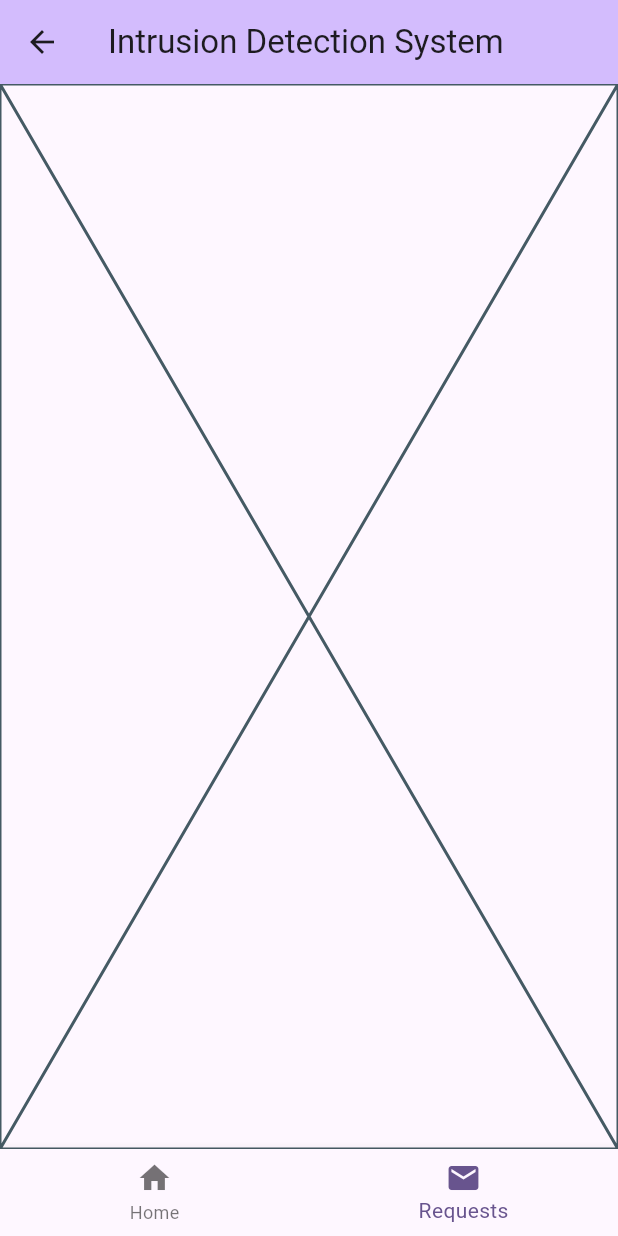
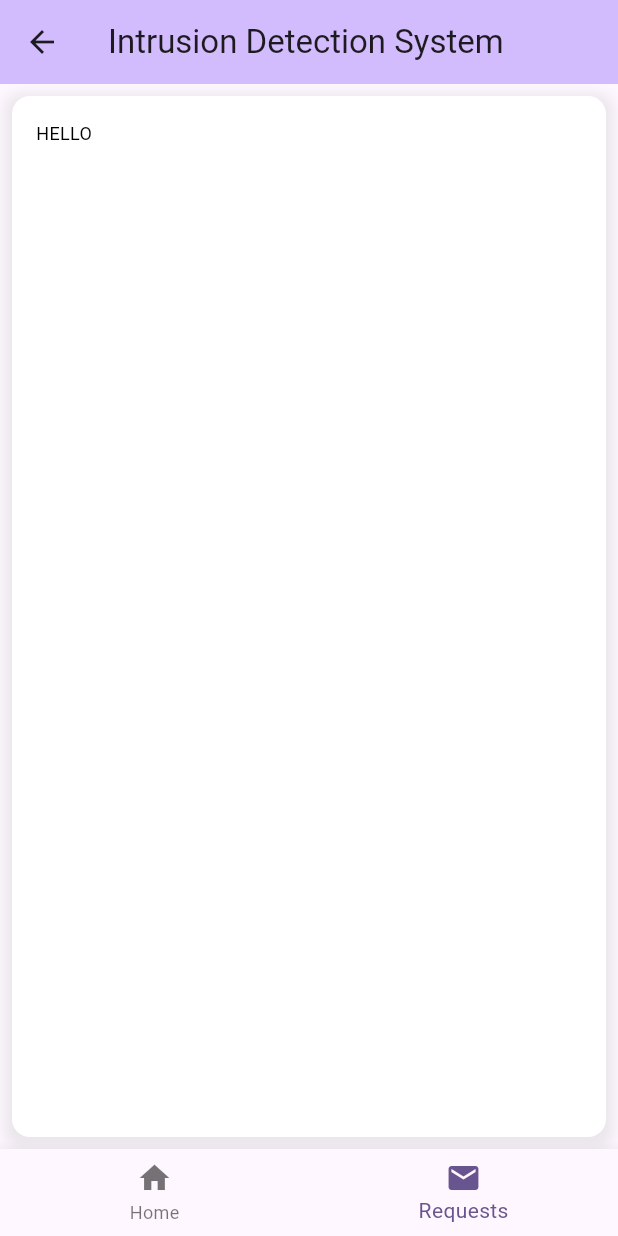
Before and after one commit to BilalElHammouchi/intrusion_detection_system, a Flutter app: the MyScaffold screen opened by its route, item 2 of the bottom bar chosen, on a phone screen of 412 x 824 dp. Run offline on Flutter 3.47's test engine with Material 2 defaults, Android fonts, the phone set to English and light mode, and no system bars; our stand-ins replace elegant_notification.

Commit message:
added automatic get requests after a few seconds

```diff
--- a/lib/myscaffold.dart
+++ b/lib/myscaffold.dart
@@ -1,6 +1,10 @@
+import 'dart:math';
+
 import 'package:flutter/material.dart';
 import 'package:intrusion_detection_system/home_page.dart';
 import 'package:intrusion_detection_system/requests_page.dart';
+import 'package:http/http.dart' as http;
+import 'dart:convert';
 
 class MyScaffold extends StatefulWidget {
   const MyScaffold({super.key});
@@ -12,6 +16,33 @@ class MyScaffold extends StatefulWidget {
 class _MyScaffoldState extends State<MyScaffold> {
   int _currentIndex = 0;
   final List<Widget> _pages = [const HomePage(), const RequestsPage()];
+  late int delaySeconds, delayMilliseconds;
+  late Random random;
+
+  Future<void> fetchData() async {
+    final response = await http
+        .get(Uri.parse('https://goldendovah.pythonanywhere.com/get_request'));
+    if (response.statusCode == 200) {
+      final data = json.decode(response.body);
+      setState(() {
+        print(data['message']);
+      });
+    } else {
+      throw Exception('Failed to load data');
+    }
+    delaySeconds = random.nextInt(19) + 5;
+    delayMilliseconds = delaySeconds * 1000;
+    Future.delayed(Duration(milliseconds: delayMilliseconds), fetchData);
+  }
+
+  @override
+  void initState() {
+    random = Random();
+    delaySeconds = random.nextInt(19) + 5;
+    delayMilliseconds = delaySeconds * 1000;
+    Future.delayed(Duration(milliseconds: delayMilliseconds), fetchData);
+    super.initState();
+  }
 
   @override
   Widget build(BuildContext context) {
--- a/lib/requests_page.dart
+++ b/lib/requests_page.dart
@@ -10,6 +10,35 @@ class RequestsPage extends StatefulWidget {
 class _RequestsPageState extends State<RequestsPage> {
   @override
   Widget build(BuildContext context) {
-    return const Placeholder();
+    return Padding(
+      padding: const EdgeInsets.all(8.0),
+      child: Container(
+        decoration: BoxDecoration(
+          borderRadius: BorderRadius.circular(12.0),
+          color: Colors.white,
+          boxShadow: [
+            BoxShadow(
+              color: Colors.grey.withOpacity(0.2),
+              spreadRadius: 5,
+              blurRadius: 7,
+              offset: const Offset(0, 3),
+            ),
+          ],
+        ),
+        padding: const EdgeInsets.all(16.0),
+        child: const Column(
+          crossAxisAlignment: CrossAxisAlignment.stretch,
+          children: [
+            Text(
+              'HELLO',
+              style: TextStyle(
+                color: Colors.black,
+                fontSize: 12.0,
+              ),
+            ),
+          ],
+        ),
+      ),
+    );
   }
 }
```
Also changed, not shown: 1 other file.
